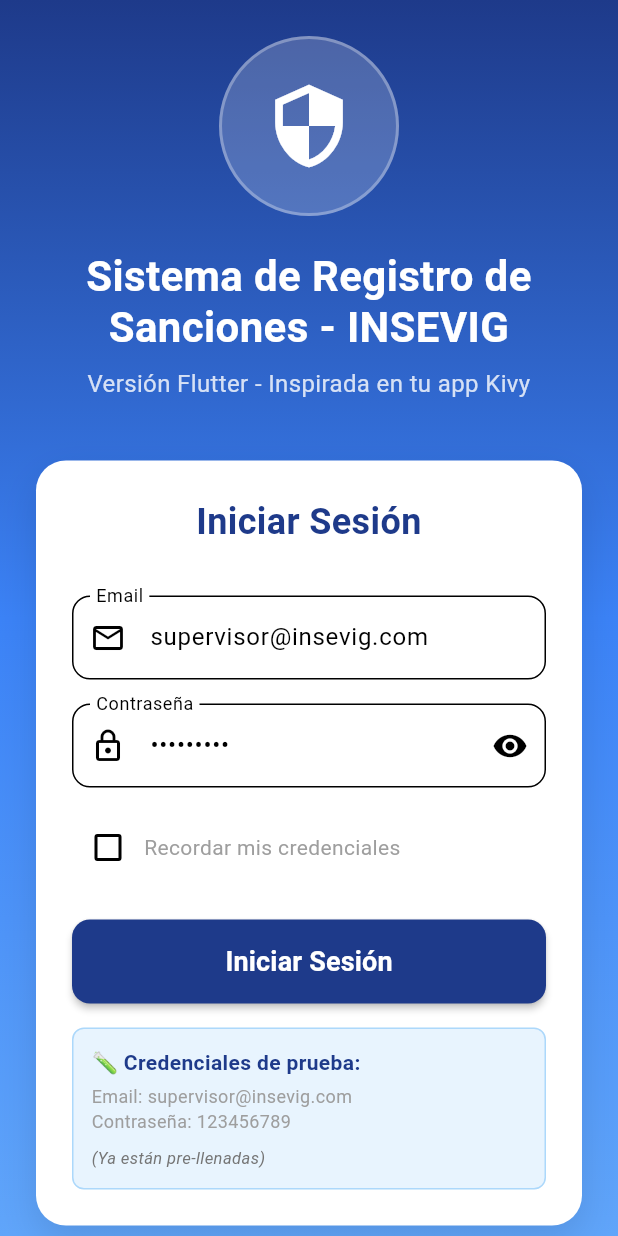
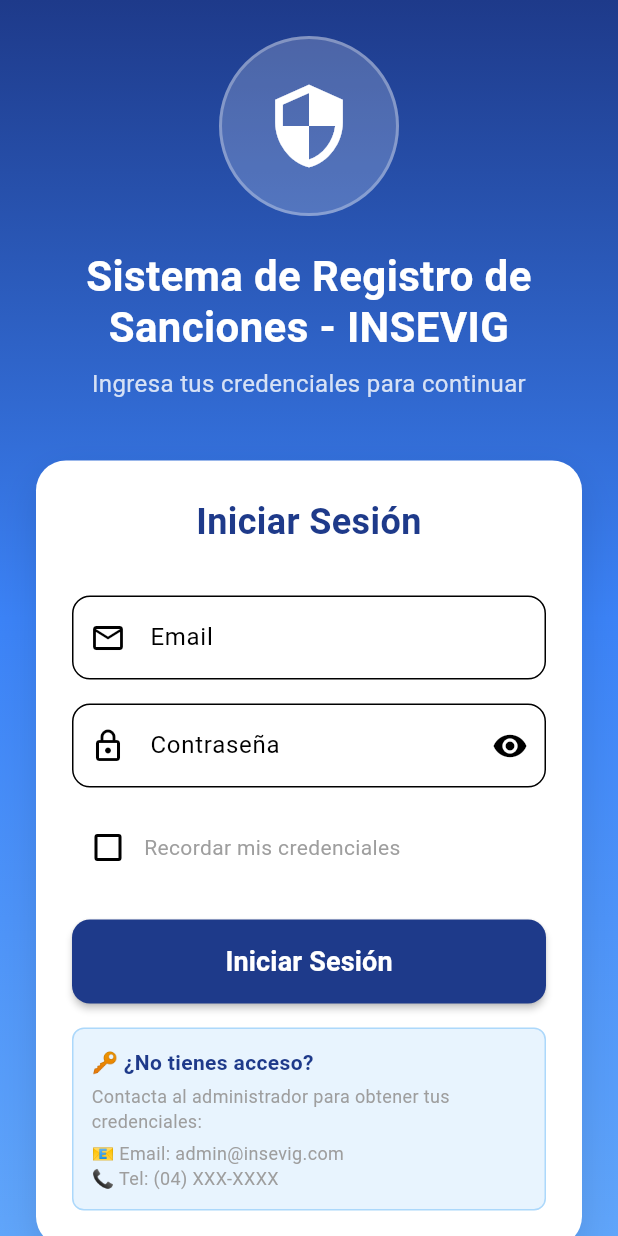
Before and after one commit to Alcano3520/sistema_sanciones_insevig, a Flutter app: the screen it shows after launch, on a phone screen of 412 x 824 dp. Run offline on Flutter 3.47's test engine with Material 3 defaults, Android fonts, the phone set to English and light mode, and no system bars; our stand-ins replace image_picker, signature, supabase_flutter; accounts and stored records are empty.

Commit message:
cambio usuario por defecto

```diff
--- a/lib/ui/screens/login_screen.dart
+++ b/lib/ui/screens/login_screen.dart
@@ -3,8 +3,7 @@ import 'package:provider/provider.dart';
 import '../../core/providers/auth_provider.dart';
 import 'home_screen.dart';
 
-/// Pantalla de login - Similar a tu PantallaLogin de Kivy
-/// Pero con diseño moderno y validaciones
+/// Pantalla de login - SIN credenciales predeterminadas
 class LoginScreen extends StatefulWidget {
   const LoginScreen({super.key});
 
@@ -43,9 +42,9 @@ class _LoginScreenState extends State<LoginScreen>
 
     _animationController.forward();
 
-    // Credenciales predeterminadas para testing
-    _emailController.text = 'supervisor@insevig.com';
-    _passwordController.text = '123456789';
+    // 🔥 CREDENCIALES REMOVIDAS - Campos vacíos para producción
+    // _emailController.text = ''; // Vacío
+    // _passwordController.text = ''; // Vacío
   }
 
   @override
@@ -80,7 +79,7 @@ class _LoginScreenState extends State<LoginScreen>
                 child: Column(
                   mainAxisAlignment: MainAxisAlignment.center,
                   children: [
-                    // Logo y título (como tu Kivy)
+                    // Logo y título
                     _buildHeader(),
 
                     const SizedBox(height: 40),
@@ -95,7 +94,7 @@ class _LoginScreenState extends State<LoginScreen>
 
                     const SizedBox(height: 40),
 
-                    // Footer como tu Kivy
+                    // Footer
                     _buildFooter(),
                   ],
                 ),
@@ -147,7 +146,7 @@ class _LoginScreenState extends State<LoginScreen>
 
         // Subtítulo
         Text(
-          'Versión Flutter - Inspirada en tu app Kivy',
+          'Ingresa tus credenciales para continuar',
           style: TextStyle(
             fontSize: 16,
             color: Colors.white.withOpacity(0.8),
@@ -216,8 +215,8 @@ class _LoginScreenState extends State<LoginScreen>
 
                 const SizedBox(height: 16),
 
-                // Credenciales de prueba
-                _buildTestCredentials(),
+                // 🔥 INFORMACIÓN DE CONTACTO EN LUGAR DE CREDENCIALES
+                _buildContactInfo(),
               ],
             ),
           ),
@@ -372,7 +371,8 @@ class _LoginScreenState extends State<LoginScreen>
     );
   }
 
-  Widget _buildTestCredentials() {
+  // 🔥 NUEVO: Información de contacto en lugar de credenciales de prueba
+  Widget _buildContactInfo() {
     return Container(
       padding: const EdgeInsets.all(12),
       decoration: BoxDecoration(
@@ -384,7 +384,7 @@ class _LoginScreenState extends State<LoginScreen>
         crossAxisAlignment: CrossAxisAlignment.start,
         children: [
           const Text(
-            '🧪 Credenciales de prueba:',
+            '🔑 ¿No tienes acceso?',
             style: TextStyle(
               fontWeight: FontWeight.bold,
               color: Color(0xFF1E3A8A),
@@ -392,21 +392,17 @@ class _LoginScreenState extends State<LoginScreen>
           ),
           const SizedBox(height: 4),
           const Text(
-            'Email: supervisor@insevig.com',
+            'Contacta al administrador para obtener tus credenciales:',
+            style: TextStyle(fontSize: 12, color: Colors.grey),
+          ),
+          const SizedBox(height: 4),
+          const Text(
+            '📧 Email: admin@insevig.com',
             style: TextStyle(fontSize: 12, color: Colors.grey),
           ),
           const Text(
-            'Contraseña: 123456789',
+            '📞 Tel: (04) XXX-XXXX',
             style: TextStyle(fontSize: 12, color: Colors.grey),
-          ),
-          const SizedBox(height: 8),
-          Text(
-            '(Ya están pre-llenadas)',
-            style: TextStyle(
-              fontSize: 11,
-              color: Colors.grey.shade600,
-              fontStyle: FontStyle.italic,
-            ),
           ),
         ],
       ),
@@ -450,7 +446,7 @@ class _LoginScreenState extends State<LoginScreen>
         ),
         const SizedBox(height: 4),
         Text(
-          'Basado en tu aplicación Kivy original',
+          'Sistema de Sanciones INSEVIG',
           style: TextStyle(
             color: Colors.white.withOpacity(0.6),
             fontSize: 12,
```
